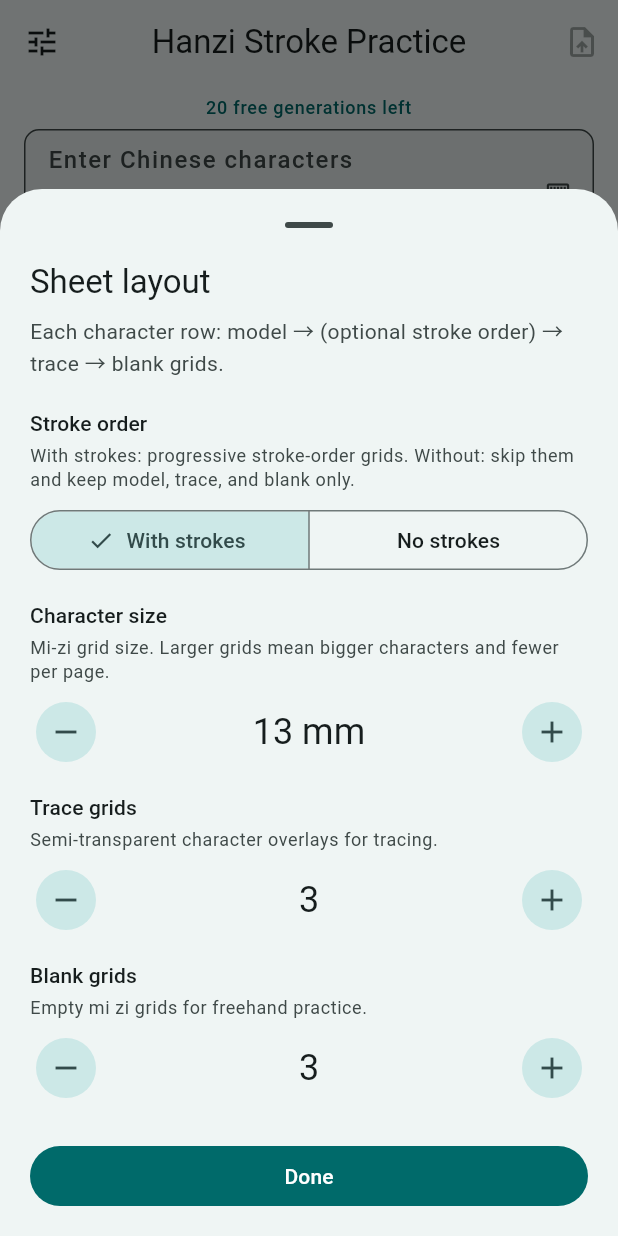
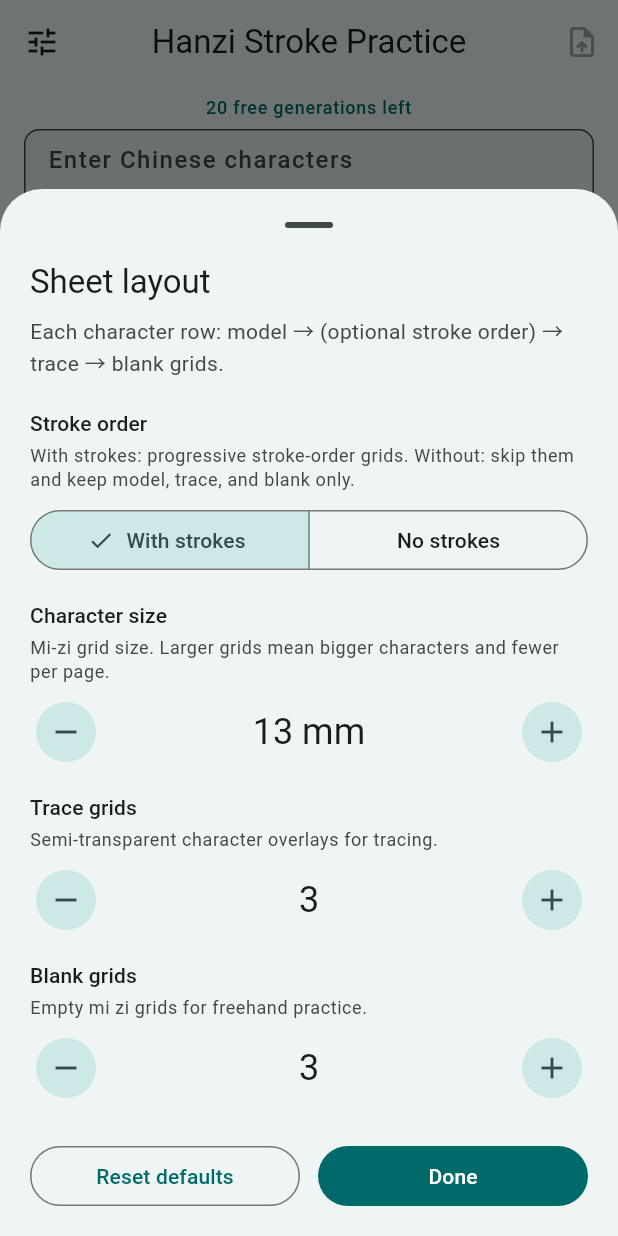
Before and after one commit to xp84012493/handwriting-practice, a Flutter app: the screen it shows after launch, after a tap on the "tune" icon, on a phone screen of 412 x 824 dp. Run offline on Flutter 3.47's test engine with Material 3 defaults, Android fonts, the phone set to English and light mode, and no system bars; our stand-ins replace flutter_secure_storage, in_app_purchase, path_drawing, pdf, printing, share_plus and 1 more; missing offline and left inert: dart:html, file_saver.

Commit message:
Add sheet config fit-to-width, reset defaults, and corner keyboard dismiss.
No-stroke sheets can auto-fill a row by character size; config can reset to defaults; dismiss control sits at the input bottom-right.

Co-authored-by: Cursor <cursoragent@cursor.com>

```diff
--- a/lib/l10n/app_en.arb
+++ b/lib/l10n/app_en.arb
@@ -288,6 +288,9 @@
   "sheetConfigTraceHint": "Semi-transparent character overlays for tracing.",
   "sheetConfigBlankSlots": "Blank grids",
   "sheetConfigBlankHint": "Empty mi zi grids for freehand practice.",
+  "sheetConfigFitPageWidth": "Fit page width",
+  "sheetConfigFitPageWidthHint": "Adjust slot counts for the current character size so model + trace + blank fill one full row.",
+  "sheetConfigResetDefaults": "Reset defaults",
   "sheetConfigDone": "Done",
   "presetSheetTitle": "Preset sheets",
   "presetSheetSubtitle": "Pick a character set to fill the input and generate a sheet.",
--- a/lib/l10n/app_localizations.dart
+++ b/lib/l10n/app_localizations.dart
@@ -783,6 +783,24 @@ abstract class AppLocalizations {
   /// **'Empty mi zi grids for freehand practice.'**
   String get sheetConfigBlankHint;
 
+  /// No description provided for @sheetConfigFitPageWidth.
+  ///
+  /// In en, this message translates to:
+  /// **'Fit page width'**
+  String get sheetConfigFitPageWidth;
+
+  /// No description provided for @sheetConfigFitPageWidthHint.
+  ///
+  /// In en, this message translates to:
+  /// **'Adjust slot counts for the current character size so model + trace + blank fill one full row.'**
+  String get sheetConfigFitPageWidthHint;
+
+  /// No description provided for @sheetConfigResetDefaults.
+  ///
+  /// In en, this message translates to:
+  /// **'Reset defaults'**
+  String get sheetConfigResetDefaults;
+
   /// No description provided for @sheetConfigDone.
   ///
   /// In en, this message translates to:
--- a/lib/l10n/app_zh.arb
+++ b/lib/l10n/app_zh.arb
@@ -138,6 +138,9 @@
   "sheetConfigTraceHint": "半透明叠字，供描红练习。",
   "sheetConfigBlankSlots": "空白格数",
   "sheetConfigBlankHint": "仅米字格，供临摹书写。",
+  "sheetConfigFitPageWidth": "自适应页宽",
+  "sheetConfigFitPageWidthHint": "按当前字体大小增减格数，使示范+描红+空白刚好占满一行。",
+  "sheetConfigResetDefaults": "恢复默认",
   "sheetConfigDone": "完成",
   "presetSheetTitle": "预设字帖",
   "presetSheetSubtitle": "选择一组生字，将自动填入并生成字帖。",
--- a/lib/l10n/app_zh_Hant.arb
+++ b/lib/l10n/app_zh_Hant.arb
@@ -138,6 +138,9 @@
   "sheetConfigTraceHint": "半透明疊字，供描紅練習。",
   "sheetConfigBlankSlots": "空白格數",
   "sheetConfigBlankHint": "僅米字格，供臨摹書寫。",
+  "sheetConfigFitPageWidth": "自適應頁寬",
+  "sheetConfigFitPageWidthHint": "依目前字體大小增減格數，使示範+描紅+空白剛好占滿一行。",
+  "sheetConfigResetDefaults": "恢復預設",
   "sheetConfigDone": "完成",
   "presetSheetTitle": "預設字帖",
   "presetSheetSubtitle": "選擇一組生字，將自動填入並生成字帖。",
--- a/lib/src/ui/app_shell_page.dart
+++ b/lib/src/ui/app_shell_page.dart
@@ -479,7 +479,9 @@ class _ControlBar extends StatelessWidget {
   Widget build(BuildContext context) {
     final l10n = context.l10n;
 
-    final field = TextField(
+    final field = Stack(
+      children: [
+        TextField(
           controller: controller.textController,
           textAlign: TextAlign.start,
           minLines: 3,
@@ -499,13 +501,8 @@ class _ControlBar extends StatelessWidget {
             border: OutlineInputBorder(
               borderRadius: BorderRadius.circular(10),
             ),
-        contentPadding:
-            const EdgeInsets.symmetric(horizontal: 12, vertical: 10),
-        suffixIcon: IconButton(
-          tooltip: MaterialLocalizations.of(context).closeButtonTooltip,
-          onPressed: () => FocusManager.instance.primaryFocus?.unfocus(),
-          icon: const Icon(Icons.keyboard_hide_outlined),
-        ),
+            // 右侧留白，避免末行文字与收起键盘按钮重叠。
+            contentPadding: const EdgeInsets.fromLTRB(12, 10, 40, 10),
           ),
           keyboardType: TextInputType.multiline,
           textInputAction: TextInputAction.newline,
@@ -515,6 +512,24 @@ class _ControlBar extends StatelessWidget {
           smartQuotesType: SmartQuotesType.disabled,
           inputFormatters: const [
             HanziOnlyTextInputFormatter(),
+          ],
+        ),
+        Positioned(
+          right: 2,
+          bottom: 2,
+          child: IconButton(
+            tooltip: MaterialLocalizations.of(context).closeButtonTooltip,
+            visualDensity: VisualDensity.compact,
+            padding: EdgeInsets.zero,
+            constraints: const BoxConstraints(minWidth: 36, minHeight: 36),
+            onPressed: () => FocusManager.instance.primaryFocus?.unfocus(),
+            icon: Icon(
+              Icons.keyboard_hide_outlined,
+              size: 20,
+              color: theme.colorScheme.onSurfaceVariant,
+            ),
+          ),
+        ),
       ],
     );
 
--- a/lib/src/ui/practice_sheet_controller.dart
+++ b/lib/src/ui/practice_sheet_controller.dart
@@ -63,8 +63,33 @@ class PracticeSheetController extends ChangeNotifier {
   static const int defaultBlankSlots = 3;
   static const int minSlots = 0;
   static const int maxSlots = 10;
+
+  /// 无笔画填满页宽时允许的格数上限（约 10mm 格下一行可排列数）。
+  static const int maxSlotsNoStrokeOrder = 40;
   static const double defaultCellSizeMm = A4SheetLayout.practiceCellSizeMm;
   static const bool defaultShowStrokeOrder = true;
+
+  /// 描红/空白格可调上限：有笔画用 [maxSlots]；无笔画可提到填满一行所需。
+  static int maxSlotsFor({
+    required bool showStrokeOrder,
+    required double cellSizeMm,
+  }) {
+    if (showStrokeOrder) return maxSlots;
+    final cols = A4SheetLayout.columnsPerLine(
+      A4SheetLayout.pdfInnerWidthPt,
+      A4SheetLayout.cellSizePtFromMm(cellSizeMm),
+    );
+    return math.max(maxSlots, cols - 1).clamp(maxSlots, maxSlotsNoStrokeOrder);
+  }
+
+  /// 无笔画模式下，使「示范 + 描红 + 空白」刚好占满一行所需的练习格总数。
+  static int practiceSlotsToFillLine(double cellSizeMm) {
+    final cols = A4SheetLayout.columnsPerLine(
+      A4SheetLayout.pdfInnerWidthPt,
+      A4SheetLayout.cellSizePtFromMm(cellSizeMm),
+    );
+    return math.max(0, cols - 1);
+  }
 
   static const _prefTraceSlots = 'sheet_trace_slots';
   static const _prefBlankSlots = 'sheet_blank_slots';
@@ -98,10 +123,10 @@ class PracticeSheetController extends ChangeNotifier {
     final cell = prefs.getDouble(_prefCellSizeMm);
     final strokes = prefs.getBool(_prefShowStrokeOrder);
     if (trace != null) {
-      _traceSlots = trace.clamp(minSlots, maxSlots);
+      _traceSlots = trace.clamp(minSlots, maxSlotsNoStrokeOrder);
     }
     if (blank != null) {
-      _blankSlots = blank.clamp(minSlots, maxSlots);
+      _blankSlots = blank.clamp(minSlots, maxSlotsNoStrokeOrder);
     }
     if (cell != null) {
       _cellSizeMm = cell
@@ -123,8 +148,12 @@ class PracticeSheetController extends ChangeNotifier {
     required double cellSizeMm,
     required bool showStrokeOrder,
   }) async {
-    final nextTrace = traceSlots.clamp(minSlots, maxSlots);
-    final nextBlank = blankSlots.clamp(minSlots, maxSlots);
+    final maxS = maxSlotsFor(
+      showStrokeOrder: showStrokeOrder,
+      cellSizeMm: cellSizeMm,
+    );
+    final nextTrace = traceSlots.clamp(minSlots, maxS);
+    final nextBlank = blankSlots.clamp(minSlots, maxS);
     final nextCell = cellSizeMm
         .clamp(
           A4SheetLayout.minPracticeCellSizeMm,
--- a/lib/src/ui/sheet_config_sheet.dart
+++ b/lib/src/ui/sheet_config_sheet.dart
@@ -1,3 +1,5 @@
+import 'dart:math' as math;
+
 import 'package:flutter/material.dart';
 import 'package:flutter/services.dart';
 
@@ -35,6 +37,11 @@ class _SheetConfigSheetState extends State<_SheetConfigSheet> {
   late int _cellSizeMm = widget.controller.cellSizeMm.round();
   late bool _showStrokeOrder = widget.controller.showStrokeOrder;
 
+  int get _slotMax => PracticeSheetController.maxSlotsFor(
+        showStrokeOrder: _showStrokeOrder,
+        cellSizeMm: _cellSizeMm.toDouble(),
+      );
+
   Future<void> _apply() async {
     await widget.controller.applyLayout(
       traceSlots: _traceSlots,
@@ -45,12 +52,58 @@ class _SheetConfigSheetState extends State<_SheetConfigSheet> {
     if (mounted) Navigator.of(context).pop();
   }
 
+  /// 无笔画：调整描红格，使示范+描红+空白刚好占满一行（尽量保留空白格数）。
+  void _fitTraceToPageWidth() {
+    final practice =
+        PracticeSheetController.practiceSlotsToFillLine(_cellSizeMm.toDouble());
+    final maxS = _slotMax;
+    HapticFeedback.selectionClick();
+    setState(() {
+      final blank = _blankSlots.clamp(0, practice);
+      var trace = practice - blank;
+      if (trace > maxS) {
+        trace = maxS;
+      }
+      _traceSlots = trace;
+      _blankSlots = practice - trace;
+    });
+  }
+
+  /// 无笔画：调整空白格，使示范+描红+空白刚好占满一行（尽量保留描红格数）。
+  void _fitBlankToPageWidth() {
+    final practice =
+        PracticeSheetController.practiceSlotsToFillLine(_cellSizeMm.toDouble());
+    final maxS = _slotMax;
+    HapticFeedback.selectionClick();
+    setState(() {
+      final trace = _traceSlots.clamp(0, practice);
+      var blank = practice - trace;
+      if (blank > maxS) {
+        blank = maxS;
+      }
+      _blankSlots = blank;
+      _traceSlots = practice - blank;
+    });
+  }
+
+  void _resetDefaults() {
+    HapticFeedback.selectionClick();
+    setState(() {
+      _showStrokeOrder = PracticeSheetController.defaultShowStrokeOrder;
+      _cellSizeMm = PracticeSheetController.defaultCellSizeMm.round();
+      _traceSlots = PracticeSheetController.defaultTraceSlots;
+      _blankSlots = PracticeSheetController.defaultBlankSlots;
+    });
+  }
+
   @override
   Widget build(BuildContext context) {
     final l10n = context.l10n;
     final bottom = MediaQuery.paddingOf(context).bottom;
     final minMm = A4SheetLayout.minPracticeCellSizeMm.round();
     final maxMm = A4SheetLayout.maxPracticeCellSizeMm.round();
+    final slotMax = _slotMax;
+    final showFit = !_showStrokeOrder;
 
     return Padding(
       padding: EdgeInsets.fromLTRB(20, 0, 20, 16 + bottom),
@@ -96,7 +149,15 @@ class _SheetConfigSheetState extends State<_SheetConfigSheet> {
             selected: {_showStrokeOrder},
             onSelectionChanged: (next) {
               HapticFeedback.selectionClick();
-              setState(() => _showStrokeOrder = next.first);
+              setState(() {
+                _showStrokeOrder = next.first;
+                final maxS = PracticeSheetController.maxSlotsFor(
+                  showStrokeOrder: _showStrokeOrder,
+                  cellSizeMm: _cellSizeMm.toDouble(),
+                );
+                _traceSlots = _traceSlots.clamp(0, maxS);
+                _blankSlots = _blankSlots.clamp(0, maxS);
+              });
             },
           ),
           const SizedBox(height: 16),
@@ -107,7 +168,17 @@ class _SheetConfigSheetState extends State<_SheetConfigSheet> {
             value: _cellSizeMm,
             min: minMm,
             max: maxMm,
-            onChanged: (v) => setState(() => _cellSizeMm = v),
+            onChanged: (v) => setState(() {
+              _cellSizeMm = v;
+              if (!_showStrokeOrder) {
+                final maxS = PracticeSheetController.maxSlotsFor(
+                  showStrokeOrder: false,
+                  cellSizeMm: v.toDouble(),
+                );
+                _traceSlots = math.min(_traceSlots, maxS);
+                _blankSlots = math.min(_blankSlots, maxS);
+              }
+            }),
           ),
           const SizedBox(height: 16),
           _SlotStepper(
@@ -116,8 +187,12 @@ class _SheetConfigSheetState extends State<_SheetConfigSheet> {
             valueLabel: '$_traceSlots',
             value: _traceSlots,
             min: PracticeSheetController.minSlots,
-            max: PracticeSheetController.maxSlots,
+            max: slotMax,
             onChanged: (v) => setState(() => _traceSlots = v),
+            fitPageWidthLabel: showFit ? l10n.sheetConfigFitPageWidth : null,
+            fitPageWidthTooltip:
+                showFit ? l10n.sheetConfigFitPageWidthHint : null,
+            onFitPageWidth: showFit ? _fitTraceToPageWidth : null,
           ),
           const SizedBox(height: 16),
           _SlotStepper(
@@ -126,13 +201,30 @@ class _SheetConfigSheetState extends State<_SheetConfigSheet> {
             valueLabel: '$_blankSlots',
             value: _blankSlots,
             min: PracticeSheetController.minSlots,
-            max: PracticeSheetController.maxSlots,
+            max: slotMax,
             onChanged: (v) => setState(() => _blankSlots = v),
+            fitPageWidthLabel: showFit ? l10n.sheetConfigFitPageWidth : null,
+            fitPageWidthTooltip:
+                showFit ? l10n.sheetConfigFitPageWidthHint : null,
+            onFitPageWidth: showFit ? _fitBlankToPageWidth : null,
           ),
           const SizedBox(height: 24),
-          FilledButton(
-            onPressed: _apply,
-            child: Text(l10n.sheetConfigDone),
+          Row(
+            children: [
+              Expanded(
+                child: OutlinedButton(
+                  onPressed: _resetDefaults,
+                  child: Text(l10n.sheetConfigResetDefaults),
+                ),
+              ),
+              const SizedBox(width: 12),
+              Expanded(
+                child: FilledButton(
+                  onPressed: _apply,
+                  child: Text(l10n.sheetConfigDone),
+                ),
+              ),
+            ],
           ),
         ],
       ),
@@ -149,6 +241,9 @@ class _SlotStepper extends StatelessWidget {
     required this.min,
     required this.max,
     required this.onChanged,
+    this.fitPageWidthLabel,
+    this.fitPageWidthTooltip,
+    this.onFitPageWidth,
   });
 
   final String label;
@@ -158,6 +253,9 @@ class _SlotStepper extends StatelessWidget {
   final int min;
   final int max;
   final ValueChanged<int> onChanged;
+  final String? fitPageWidthLabel;
+  final String? fitPageWidthTooltip;
+  final VoidCallback? onFitPageWidth;
 
   @override
   Widget build(BuildContext context) {
@@ -204,6 +302,23 @@ class _SlotStepper extends StatelessWidget {
             ),
           ],
         ),
+        if (fitPageWidthLabel != null && onFitPageWidth != null) ...[
+          const SizedBox(height: 8),
+          Align(
+            alignment: Alignment.centerRight,
+            child: Tooltip(
+              message: fitPageWidthTooltip ?? fitPageWidthLabel!,
+              child: TextButton.icon(
+                onPressed: onFitPageWidth,
+                icon: const Icon(Icons.view_week_outlined, size: 18),
+                label: Text(fitPageWidthLabel!),
+                style: TextButton.styleFrom(
+                  visualDensity: VisualDensity.compact,
+                ),
+              ),
+            ),
+          ),
+        ],
       ],
     );
   }
```
Also changed, not shown: lib/l10n/app_localizations_en.dart (+10 -0 lines), lib/l10n/app_localizations_zh.dart (+18 -0 lines). Lines whose indentation alone changed are shown as unchanged.
